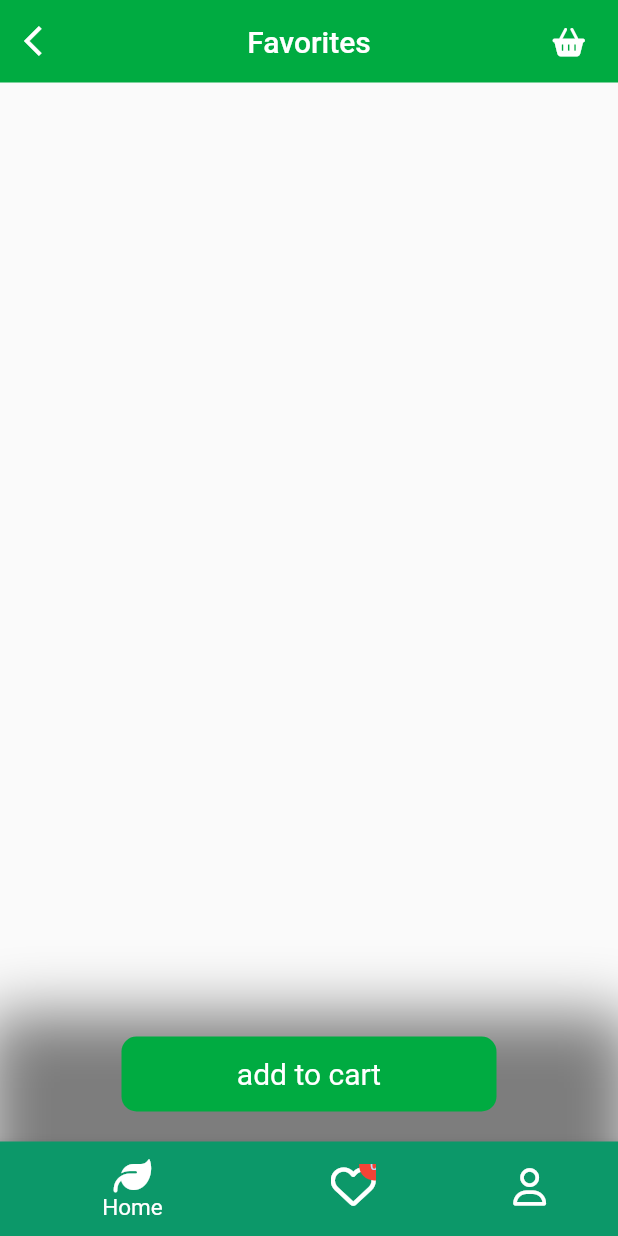
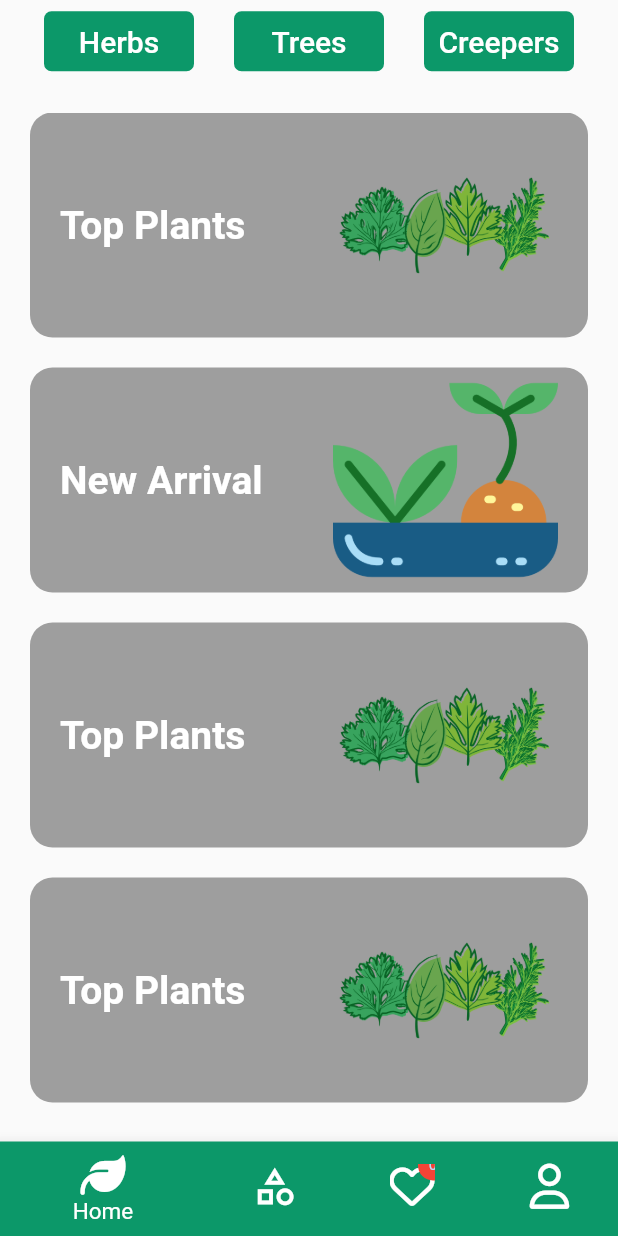
Before and after one commit to pedrooruass/ST_plant_shop, a Flutter app: the screen it shows after launch, swiped to page 2, on a phone screen of 412 x 824 dp. Run offline on Flutter 3.47's test engine with Material 2 defaults, Android fonts, the phone set to English and light mode, and no system bars; our stand-ins replace flutter_svg, font_awesome_flutter.

Commit message:
category page created

```diff
--- a/lib/app/models/plants_list.dart
+++ b/lib/app/models/plants_list.dart
@@ -59,7 +59,7 @@ class PlantList extends ChangeNotifier {
   }
 
   removeFavoritePlant(int index) {
-    plants[index].isFavorite = false;
+    favoritePlants()[index].isFavorite = false;
     notifyListeners();
   }
 }
--- /dev/null
+++ b/lib/app/pages/category/category_page.dart
@@ -0,0 +1,15 @@
+import 'package:flutter/material.dart';
+import 'package:training_app_clean/app/pages/category/components/category_app_bar.dart';
+import 'package:training_app_clean/app/pages/category/components/category_body.dart';
+
+class CategoryPage extends StatelessWidget {
+  const CategoryPage({Key? key}) : super(key: key);
+
+  @override
+  Widget build(BuildContext context) {
+    return const Scaffold(
+      appBar: CategoryAppBar(),
+      body: CategoryBody(),
+    );
+  }
+}
--- /dev/null
+++ b/lib/app/pages/category/components/category_app_bar.dart
@@ -0,0 +1,26 @@
+import 'package:flutter/material.dart';
+import 'package:training_app_clean/app/pages/category/components/container_category_app_bar_card.dart';
+
+class CategoryAppBar extends StatelessWidget implements PreferredSizeWidget {
+  const CategoryAppBar({
+    Key? key,
+  }) : super(key: key);
+  @override
+  Size get preferredSize => const Size.fromHeight(55.0);
+
+  @override
+  Widget build(BuildContext context) {
+    return AppBar(
+      elevation: 0,
+      backgroundColor: Colors.transparent,
+      title: Row(
+        mainAxisAlignment: MainAxisAlignment.spaceAround,
+        children: const [
+          ContainerCategoryAppBarCard(title: 'Herbs'),
+          ContainerCategoryAppBarCard(title: 'Trees'),
+          ContainerCategoryAppBarCard(title: 'Creepers'),
+        ],
+      ),
+    );
+  }
+}
--- /dev/null
+++ b/lib/app/pages/category/components/category_body.dart
@@ -0,0 +1,37 @@
+import 'package:flutter/material.dart';
+import 'package:training_app_clean/app/core/constants.dart';
+import 'package:training_app_clean/app/pages/category/components/category_card.dart';
+
+class CategoryBody extends StatelessWidget {
+  const CategoryBody({Key? key}) : super(key: key);
+
+  @override
+  Widget build(BuildContext context) {
+    return Padding(
+      padding: const EdgeInsets.all(defaultPadding),
+      child: SingleChildScrollView(
+        child: Column(
+          crossAxisAlignment: CrossAxisAlignment.center,
+          children: const [
+            CategoryCard(
+              title: 'Top Plants',
+              imageAsset: 'assets/images/category_herbs_1.png',
+            ),
+            CategoryCard(
+              title: 'New Arrival',
+              imageAsset: 'assets/images/category_herbs_2.png',
+            ),
+            CategoryCard(
+              title: 'Top Plants',
+              imageAsset: 'assets/images/category_herbs_1.png',
+            ),
+            CategoryCard(
+              title: 'Top Plants',
+              imageAsset: 'assets/images/category_herbs_1.png',
+            ),
+          ],
+        ),
+      ),
+    );
+  }
+}
--- /dev/null
+++ b/lib/app/pages/category/components/category_card.dart
@@ -0,0 +1,45 @@
+import 'package:flutter/material.dart';
+import 'package:training_app_clean/app/core/constants.dart';
+class CategoryCard extends StatelessWidget {
+  const     CategoryCard({
+    Key? key, required this.imageAsset, required this.title,
+  }) : super(key: key);
+
+  final String imageAsset, title;
+
+  @override
+  Widget build(BuildContext context) {
+    return Container(
+      height: 150,
+      padding: const EdgeInsets.symmetric(horizontal: defaultPadding),
+      margin: const EdgeInsets.only(bottom: defaultPadding),
+      decoration: const BoxDecoration(
+        color: Colors.grey,
+        borderRadius: BorderRadius.all(
+          Radius.circular(15),
+        ),
+      ),
+      child: Row(
+        children: [
+          Text(
+            title,
+            style: const TextStyle(
+              color: Colors.white,
+              fontSize: 26,
+              fontWeight: FontWeight.bold,
+            ),
+          ),
+          const Spacer(),
+          SizedBox(
+            width: 150,
+            height: 150,
+            child: Image.asset(
+              imageAsset,
+              fit: BoxFit.fitWidth,
+            ),
+          ),
+        ],
+      ),
+    );
+  }
+}
--- /dev/null
+++ b/lib/app/pages/category/components/container_category_app_bar_card.dart
@@ -0,0 +1,27 @@
+import 'package:flutter/material.dart';
+import 'package:training_app_clean/app/core/constants.dart';
+
+class ContainerCategoryAppBarCard extends StatelessWidget {
+  const ContainerCategoryAppBarCard({
+    Key? key,
+    required this.title,
+  }) : super(key: key);
+
+  final String title;
+
+  @override
+  Widget build(BuildContext context) {
+    return Container(
+      height: 40,
+      width: 100,
+      alignment: Alignment.center,
+      decoration: const BoxDecoration(
+        color: primaryColor,
+        borderRadius: BorderRadius.all(
+          Radius.circular(5),
+        ),
+      ),
+      child: Text(title),
+    );
+  }
+}
--- a/lib/app/pages/favorite/components/favorites_body.dart
+++ b/lib/app/pages/favorite/components/favorites_body.dart
@@ -25,7 +25,8 @@ class FavoritesBody extends StatelessWidget {
                   );
                 },
               ),
-              GestureDetector(
+              plantList.favoritePlants().length > 4
+                  ? GestureDetector(
                       child: Container(
                         height: 50,
                         width: 250,
@@ -40,7 +41,7 @@ class FavoritesBody extends StatelessWidget {
                               BoxShadow(
                                 color: Colors.black.withOpacity(0.5),
                                 blurRadius: 35,
-                          offset: Offset(0, 75),
+                                offset: const Offset(0, 75),
                                 spreadRadius: 90,
                               )
                             ]),
@@ -52,7 +53,8 @@ class FavoritesBody extends StatelessWidget {
                           ),
                         ),
                       ),
-              ),
+                    )
+                  : Container(),
             ],
           );
         },
--- a/lib/app/pages/page_changer.dart
+++ b/lib/app/pages/page_changer.dart
@@ -3,6 +3,7 @@ import 'package:font_awesome_flutter/font_awesome_flutter.dart';
 import 'package:provider/provider.dart';
 import 'package:training_app_clean/app/core/constants.dart';
 import 'package:training_app_clean/app/models/plants_list.dart';
+import 'package:training_app_clean/app/pages/category/category_page.dart';
 import 'package:training_app_clean/app/pages/favorite/favorites_page.dart';
 import 'package:training_app_clean/app/pages/profile/profile_page.dart';
 import 'package:training_app_clean/app/pages/the_home_page/the_home_page.dart';
@@ -30,6 +31,7 @@ class _PageChangerState extends State<PageChanger> {
         physics: const NeverScrollableScrollPhysics(),
         children: const [
           TheHomePage(),
+          CategoryPage(),
           FavoritesPage(),
           ProfilePage(),
         ],
@@ -46,15 +48,22 @@ class _PageChangerState extends State<PageChanger> {
               });
             },
             selectedFontSize: 15,
-            iconSize: 25,
+            iconSize: 30,
             items: [
               const BottomNavigationBarItem(
                 icon: Icon(
                   Icons.home_outlined,
-                  size: 30,
                 ),
                 activeIcon: Icon(FontAwesomeIcons.leaf),
                 label: 'Home',
+                backgroundColor: primaryColor,
+              ),
+              const BottomNavigationBarItem(
+                icon: Icon(
+                  Icons.category_outlined,
+                ),
+                activeIcon: Icon(FontAwesomeIcons.shapes),
+                label: 'Category',
                 backgroundColor: primaryColor,
               ),
               BottomNavigationBarItem(
@@ -63,7 +72,6 @@ class _PageChangerState extends State<PageChanger> {
                   children: [
                     const Icon(
                       FontAwesomeIcons.heart,
-                      size: 30,
                     ),
                     Positioned(
                       right: -9,
@@ -83,7 +91,7 @@ class _PageChangerState extends State<PageChanger> {
                   ],
                 ),
                 activeIcon: const Icon(FontAwesomeIcons.solidHeart),
-                label: 'Liked',
+                label: 'Favorites',
                 backgroundColor: secondaryColor,
               ),
               const BottomNavigationBarItem(
```
Also changed, not shown: assets/images/category_herbs_1.png (added), assets/images/category_herbs_2.png (added). Lines whose indentation alone changed are shown as unchanged.
